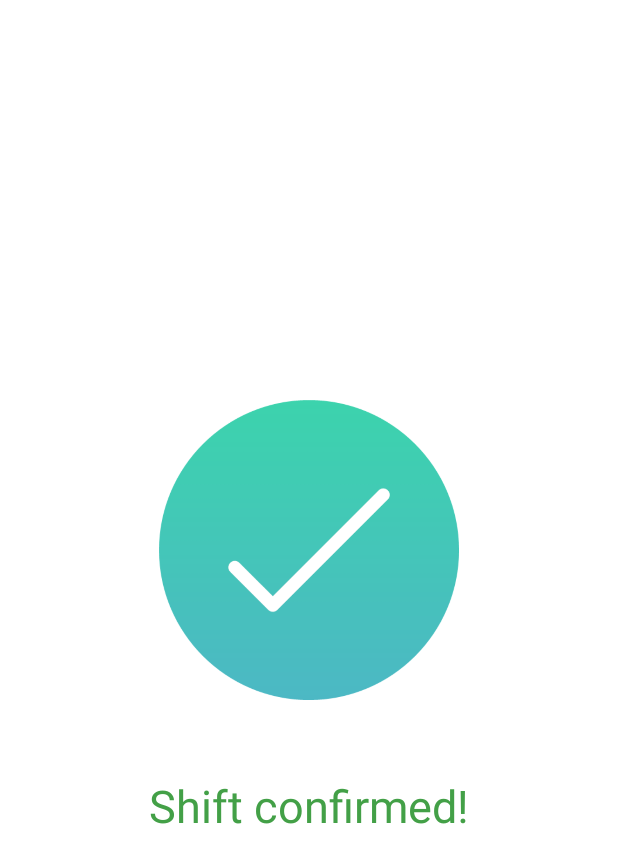
After one commit to Ordinal43/patrol-system-app, an Android app: the layout activity_scan_result_success.xml on its own in the app's theme, with its tools: preview values and no code run, on a phone screen of 412 x 824 dp. The commit adds this screen. Shown: the top 863 px of the screen. Run offline under Robolectric (Android 15) with nearby library versions, the phone set to English and light mode, and no system bars.

Commit message:
Added dummy scan fail/success

```diff
--- /dev/null
+++ b/app/src/main/res/layout/activity_scan_result_success.xml
@@ -0,0 +1,32 @@
+<?xml version="1.0" encoding="utf-8"?>
+<android.support.design.widget.CoordinatorLayout
+    xmlns:android="http://schemas.android.com/apk/res/android"
+    android:layout_width="match_parent"
+    android:layout_height="match_parent"
+    android:background="@color/colorWhite">
+
+    <LinearLayout
+        android:layout_width="match_parent"
+        android:layout_height="match_parent"
+        android:background="@color/colorWhite"
+        android:padding="20dp"
+        android:orientation="vertical"
+        android:gravity="center">
+
+        <ImageView
+            android:layout_width="200dp"
+            android:layout_height="200dp"
+            android:src="@drawable/success"
+            android:layout_marginBottom="40dp"/>
+
+        <TextView
+            android:layout_width="match_parent"
+            android:layout_height="wrap_content"
+            android:text="Shift confirmed!"
+            android:textSize="30sp"
+            android:layout_marginTop="10dp"
+            android:textAlignment="center"
+            android:textColor="@color/sudah"/>
+
+    </LinearLayout>
+</android.support.design.widget.CoordinatorLayout>
```
Also changed, not shown: app/src/main/java/com/patrolsystemapp/ScanResultActivity.java (+25 -8 lines), app/src/main/res/layout/activity_scan_result.xml (+20 -33 lines), app/src/main/res/layout/activity_scan_result_fail.xml (added, +32 -0 lines), app/src/main/res/drawable-v24/failed.png (added), app/src/main/res/drawable-v24/success.png (added).
